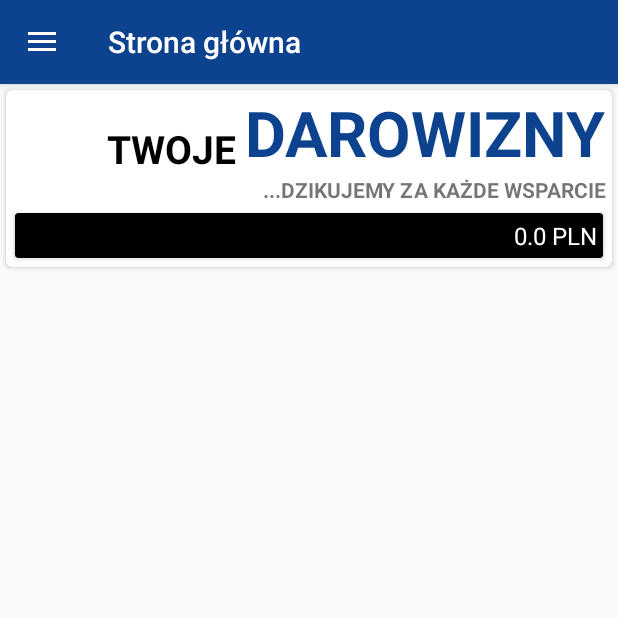
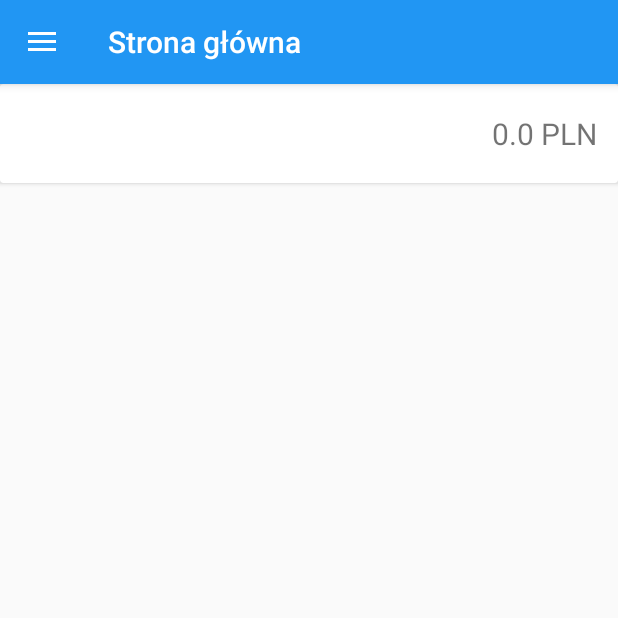
Before and after one commit to asi-pwr/hopeIT, an Android app: the fragment PaymentsFragment placed in its activity, on a phone screen of 412 x 824 dp, the top half of it. Run offline under Robolectric (Android 15) with nearby library versions, the phone set to English and light mode, and no system bars; our stand-ins replace ButterKnife; pictures from the network do not load; 10 statements that could not run were skipped.

Commit message:
Xml workings

```diff
--- a/hopeItApp/hopeItApp/app/src/main/res/drawable/background_splash.xml
+++ b/hopeItApp/hopeItApp/app/src/main/res/drawable/background_splash.xml
@@ -1,7 +1,7 @@
 <?xml version="1.0" encoding="utf-8"?>
 <layer-list xmlns:android="http://schemas.android.com/apk/res/android">
 
-    <item android:drawable="@color/colorPrimary"/>
+    <item android:drawable="@color/hopeItBlue"/>
     <item android:gravity="center">
         <bitmap
             android:gravity="center"
--- /dev/null
+++ b/hopeItApp/hopeItApp/app/src/main/res/drawable/img.xml
@@ -0,0 +1,5 @@
+<?xml version="1.0" encoding="utf-8"?>
+<layer-list xmlns:android="http://schemas.android.com/apk/res/android">
+    <item android:drawable="@drawable/heart_place_holder"/>
+    <item android:drawable="@drawable/circle"/>
+</layer-list>
--- a/hopeItApp/hopeItApp/app/src/main/res/layout/divider.xml
+++ b/hopeItApp/hopeItApp/app/src/main/res/layout/divider.xml
@@ -8,8 +8,6 @@
     <View
         android:layout_width="wrap_content"
         android:layout_height="2px"
-        android:layout_marginTop="4dp"
-        android:layout_marginBottom="4dp"
-        android:background="@color/cardview_dark_background"/>
+        android:background="@color/divider"/>
 
 </merge>
--- a/hopeItApp/hopeItApp/app/src/main/res/layout/item_patinet_dialog.xml
+++ b/hopeItApp/hopeItApp/app/src/main/res/layout/item_patinet_dialog.xml
@@ -25,7 +25,7 @@
             android:id="@+id/patientPicture"
             android:layout_width="match_parent"
             android:layout_height="180dp"
-            android:background="@color/colorPrimary"
+            android:background="@color/hopeItBlue"
             android:contentDescription="@string/patient_picture_description" />
 
         <ScrollView
@@ -47,7 +47,7 @@
             android:layout_width="match_parent"
             android:layout_height="50dp"
             android:layout_margin="15dp"
-            android:backgroundTint="@color/colorPrimary"
+            android:backgroundTint="@color/colorAccent"
             android:text="@string/pomagam_button" />
 
     </LinearLayout>
--- a/hopeItApp/hopeItApp/app/src/main/res/layout/my_payments_fragment.xml
+++ b/hopeItApp/hopeItApp/app/src/main/res/layout/my_payments_fragment.xml
@@ -10,63 +10,16 @@
     <android.support.v7.widget.CardView
         android:id="@+id/stats"
         android:layout_width="match_parent"
-        android:layout_height="wrap_content"
-        android:layout_margin="4dp"
-        app:cardCornerRadius="4dp">
+        android:layout_height="wrap_content">
 
         <LinearLayout
             android:layout_width="match_parent"
             android:layout_height="wrap_content"
+            android:layout_marginStart="10dp"
+            android:layout_marginEnd="10dp"
+            android:layout_marginTop="15dp"
+            android:layout_marginBottom="15dp"
             android:orientation="vertical">
-
-            <RelativeLayout
-                android:layout_width="match_parent"
-                android:layout_height="wrap_content">
-
-                <TextView
-                    android:id="@+id/payment_text_2"
-                    android:layout_width="wrap_content"
-                    android:layout_height="wrap_content"
-                    android:layout_alignParentEnd="true"
-                    android:layout_marginEnd="4dp"
-                    android:textAllCaps="true"
-                    android:textSize="42sp"
-                    android:textStyle="bold"
-                    android:textColor="@color/colorPrimary"
-                    android:text="@string/payments_text2"/>
-
-                <TextView
-                    android:id="@+id/payment_text_1"
-                    android:layout_width="wrap_content"
-                    android:layout_height="wrap_content"
-                    android:layout_toStartOf="@id/payment_text_2"
-                    android:layout_alignBottom="@id/payment_text_2"
-                    android:layout_marginEnd="5dp"
-                    android:textAllCaps="true"
-                    android:textSize="26sp"
-                    android:textStyle="bold"
-                    android:textColor="@color/textBlack"
-                    android:text="@string/payments_text1"/>
-
-                <TextView
-                    android:id="@+id/payment_text_3"
-                    android:layout_width="wrap_content"
-                    android:layout_height="wrap_content"
-                    android:layout_alignParentEnd="true"
-                    android:layout_below="@id/payment_text_2"
-                    android:layout_marginEnd="4dp"
-                    android:textAllCaps="true"
-                    android:textSize="14sp"
-                    android:textStyle="bold"
-                    android:text="@string/payments_text3"/>
-
-            </RelativeLayout>
-
-            <android.support.v7.widget.CardView
-                android:layout_width="match_parent"
-                android:layout_height="wrap_content"
-                android:layout_margin="6dp"
-                android:backgroundTint="@color/textBlack">
 
                 <RelativeLayout
                     android:layout_width="match_parent"
@@ -76,8 +29,9 @@
                         android:id="@+id/donates"
                         android:layout_width="wrap_content"
                         android:layout_height="wrap_content"
-                        android:textSize="16sp"
-                        android:textColor="#FFFFFF"
+                        android:textSize="20sp"
+                        android:textColor="@color/textSecondary"
+                        android:textStyle="bold"
                         android:textAllCaps="true"
                         android:layout_margin="4dp" />
 
@@ -86,14 +40,12 @@
                         android:layout_width="wrap_content"
                         android:layout_height="wrap_content"
                         android:layout_alignParentEnd="true"
-                        android:textSize="16sp"
-                        android:textColor="#FFFFFF"
+                        android:textSize="20sp"
+                        android:textColor="@color/textSecondary"
                         android:textAllCaps="true"
                         android:layout_margin="4dp" />
 
                 </RelativeLayout>
-
-            </android.support.v7.widget.CardView>
 
         </LinearLayout>
 
--- a/hopeItApp/hopeItApp/app/src/main/res/layout/nav_header_main.xml
+++ b/hopeItApp/hopeItApp/app/src/main/res/layout/nav_header_main.xml
@@ -2,7 +2,6 @@
 <LinearLayout xmlns:android="http://schemas.android.com/apk/res/android"
     android:layout_width="match_parent"
     android:layout_height="@dimen/nav_header_height"
-    android:background="@color/colorAccent"
     android:gravity="bottom"
     android:orientation="vertical"
     android:paddingBottom="@dimen/activity_vertical_margin"
--- a/hopeItApp/hopeItApp/app/src/main/res/values/colors.xml
+++ b/hopeItApp/hopeItApp/app/src/main/res/values/colors.xml
@@ -1,11 +1,21 @@
 <?xml version="1.0" encoding="utf-8"?>
 <resources>
-    <color name="colorPrimary">#0d438e</color>
-    <color name="colorPrimaryDark">#303F9F</color>
-    <color name="colorAccent">#0097a7</color>
+    <color name="colorPrimary">#2196F3</color>
+    <color name="colorPrimaryDark">#1976D2</color>
+    <color name="colorAccent">#FF3F80</color>
+    <color name="hopeItBlue">#0d438e</color>
 
-    <color name="menuIcon" >#000000</color>
+    <color name="lightStatusBar">#E0E0E0</color>
+    <color name="lightAppBar">#F5F5F5</color>
+    <color name="lightBackground">#FAFAFA</color>
+    <color name="lightCards">#FFFFFF</color>
 
-    <color name="textBlack" >#000000</color>
+    <color name="menuIcon">#000000</color>
+
+    <color name="textPrimary">#E6000000</color>
+    <color name="textSecondary">#8C000000</color>
+    <color name="textDisabled">#66000000</color>
+    <color name="divider">#26000000</color>
+
     <color name="menu_object_color">#000000</color>
 </resources>
--- a/hopeItApp/hopeItApp/app/src/main/res/values/strings.xml
+++ b/hopeItApp/hopeItApp/app/src/main/res/values/strings.xml
@@ -6,15 +6,15 @@
     <string name="navigation_drawer_close">Close navigation drawer</string>
 
 
-    <string name="menu_main">Główne</string>
+    <string name="menu_main">Strona główna</string>
     <string name="no_server_connection">Brak połączenia z Internetem, możesz tylko przeglądać</string>
     <string name="title_main">Strona główna</string>
     <string name="patient_place_holder">Patient place holder</string>
     <string name="patient_picture_description">Patient picture</string>
-    <string name="pomagam_button">Pomagam!</string>
+    <string name="pomagam_button">Pomagam</string>
     <string name="patient_picture_overlay">patient picture overlay</string>
-    <string name="title_payments"><![CDATA[Pomogłem <3]]></string>
-    <string name="menu_payments">Pomogłem</string>
+    <string name="title_payments">Moje akcje</string>
+    <string name="menu_payments">Moje akcje</string>
 
     <string name="payu_language">auto</string> <!-- auto | Polish | English | Czech | German -->
     <string name="payu_environment">local</string> <!-- local | production | sandbox -->
@@ -24,9 +24,6 @@ rService</string>
     <string name="message_place_holder">sdfhbsdkbh</string>
     <string name="message_title_place_holder">Title</string>
     <string name="message_date_place_holder">2137-21-37</string>
-    <string name="menu_messages">Wiadomości Fundacji</string>
+    <string name="menu_messages">Wiadomości</string>
     <string name="title_messages">Wiadomości od fundacji</string>
-    <string name="payments_text1">Twoje</string>
-    <string name="payments_text2">Darowizny</string>
-    <string name="payments_text3">...dzikujemy za każde wsparcie</string>
 </resources>
```
Also changed, not shown: hopeItApp/hopeItApp/app/src/main/res/drawable/circle.xml (added, +8 -0 lines), hopeItApp/hopeItApp/app/src/main/res/layout/item_message.xml (+10 -7 lines), hopeItApp/hopeItApp/app/src/main/res/layout/item_payment.xml (+15 -16 lines).
